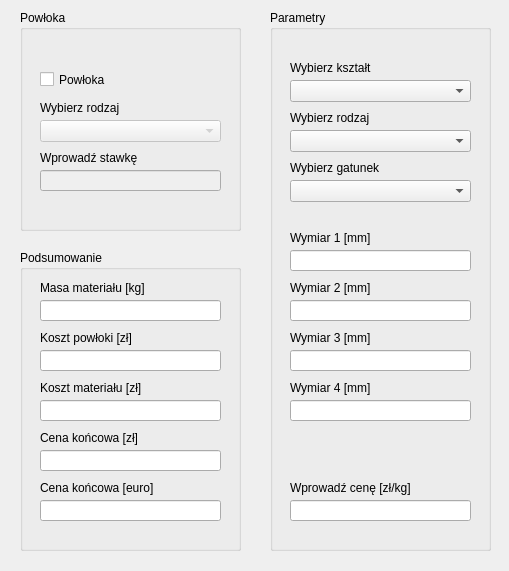
Old version of the form mainwindow.ui in the repository BushyAxis793/M-CALC.
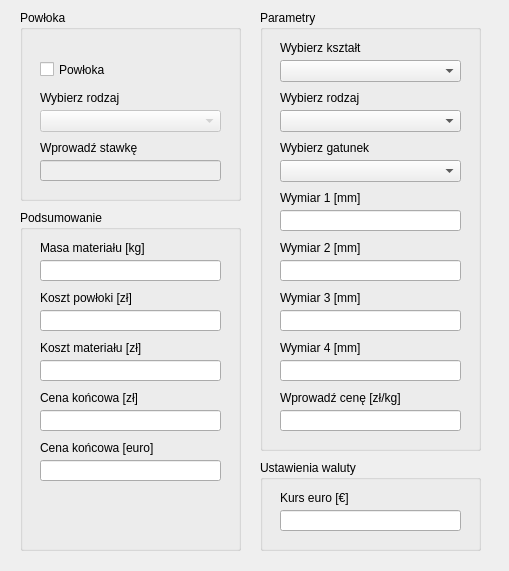
New version of the form.

Commit message:
8. Summary & Coating
+ Finished Summary calculations
+ Finished Coating calculations

```diff
--- a/mainwindow.ui
+++ b/mainwindow.ui
@@ -20,7 +20,7 @@
       <x>20</x>
       <y>10</y>
       <width>221</width>
-      <height>221</height>
+      <height>191</height>
      </rect>
     </property>
     <property name="title">
@@ -33,7 +33,7 @@
      <property name="geometry">
       <rect>
        <x>20</x>
-       <y>60</y>
+       <y>50</y>
        <width>181</width>
        <height>19</height>
       </rect>
@@ -46,7 +46,7 @@
      <property name="geometry">
       <rect>
        <x>20</x>
-       <y>90</y>
+       <y>80</y>
        <width>181</width>
        <height>16</height>
       </rect>
@@ -62,7 +62,7 @@
      <property name="geometry">
       <rect>
        <x>20</x>
-       <y>110</y>
+       <y>100</y>
        <width>181</width>
        <height>22</height>
       </rect>
@@ -72,7 +72,7 @@
      <property name="geometry">
       <rect>
        <x>20</x>
-       <y>140</y>
+       <y>130</y>
        <width>181</width>
        <height>16</height>
       </rect>
@@ -88,7 +88,7 @@
      <property name="geometry">
       <rect>
        <x>20</x>
-       <y>160</y>
+       <y>150</y>
        <width>181</width>
        <height>21</height>
       </rect>
@@ -99,9 +99,9 @@
     <property name="geometry">
      <rect>
       <x>20</x>
-      <y>250</y>
+      <y>210</y>
       <width>221</width>
-      <height>301</height>
+      <height>341</height>
      </rect>
     </property>
     <property name="title">
@@ -241,10 +241,10 @@
    <widget class="QGroupBox" name="paramsGroupBox">
     <property name="geometry">
      <rect>
-      <x>270</x>
+      <x>260</x>
       <y>10</y>
       <width>221</width>
-      <height>541</height>
+      <height>441</height>
      </rect>
     </property>
     <property name="title">
@@ -254,7 +254,7 @@
      <property name="geometry">
       <rect>
        <x>20</x>
-       <y>50</y>
+       <y>30</y>
        <width>181</width>
        <height>16</height>
       </rect>
@@ -267,7 +267,7 @@
      <property name="geometry">
       <rect>
        <x>20</x>
-       <y>70</y>
+       <y>50</y>
        <width>181</width>
        <height>22</height>
       </rect>
@@ -283,7 +283,7 @@
      <property name="geometry">
       <rect>
        <x>20</x>
-       <y>120</y>
+       <y>100</y>
        <width>181</width>
        <height>22</height>
       </rect>
@@ -293,7 +293,7 @@
      <property name="geometry">
       <rect>
        <x>20</x>
-       <y>100</y>
+       <y>80</y>
        <width>181</width>
        <height>16</height>
       </rect>
@@ -306,7 +306,7 @@
      <property name="geometry">
       <rect>
        <x>20</x>
-       <y>170</y>
+       <y>150</y>
        <width>181</width>
        <height>22</height>
       </rect>
@@ -319,7 +319,7 @@
      <property name="geometry">
       <rect>
        <x>20</x>
-       <y>150</y>
+       <y>130</y>
        <width>181</width>
        <height>16</height>
       </rect>
@@ -332,7 +332,7 @@
      <property name="geometry">
       <rect>
        <x>20</x>
-       <y>220</y>
+       <y>180</y>
        <width>181</width>
        <height>16</height>
       </rect>
@@ -345,7 +345,7 @@
      <property name="geometry">
       <rect>
        <x>20</x>
-       <y>240</y>
+       <y>200</y>
        <width>181</width>
        <height>21</height>
       </rect>
@@ -355,7 +355,7 @@
      <property name="geometry">
       <rect>
        <x>20</x>
-       <y>270</y>
+       <y>230</y>
        <width>181</width>
        <height>16</height>
       </rect>
@@ -368,7 +368,7 @@
      <property name="geometry">
       <rect>
        <x>20</x>
-       <y>290</y>
+       <y>250</y>
        <width>181</width>
        <height>21</height>
       </rect>
@@ -378,7 +378,7 @@
      <property name="geometry">
       <rect>
        <x>20</x>
-       <y>320</y>
+       <y>280</y>
        <width>181</width>
        <height>16</height>
       </rect>
@@ -391,7 +391,7 @@
      <property name="geometry">
       <rect>
        <x>20</x>
-       <y>340</y>
+       <y>300</y>
        <width>181</width>
        <height>21</height>
       </rect>
@@ -401,7 +401,7 @@
      <property name="geometry">
       <rect>
        <x>20</x>
-       <y>370</y>
+       <y>330</y>
        <width>181</width>
        <height>16</height>
       </rect>
@@ -414,17 +414,17 @@
      <property name="geometry">
       <rect>
        <x>20</x>
-       <y>390</y>
+       <y>350</y>
        <width>181</width>
        <height>21</height>
       </rect>
      </property>
     </widget>
-    <widget class="QLabel" name="materialPriceLabel">
+    <widget class="QLabel" name="euroRateLabel">
      <property name="geometry">
       <rect>
        <x>20</x>
-       <y>470</y>
+       <y>380</y>
        <width>181</width>
        <height>16</height>
       </rect>
@@ -437,13 +437,49 @@
      <property name="geometry">
       <rect>
        <x>20</x>
-       <y>490</y>
+       <y>400</y>
        <width>181</width>
        <height>21</height>
       </rect>
      </property>
     </widget>
    </widget>
+   <widget class="QGroupBox" name="euroRateGroupBox">
+    <property name="geometry">
+     <rect>
+      <x>260</x>
+      <y>460</y>
+      <width>221</width>
+      <height>91</height>
+     </rect>
+    </property>
+    <property name="title">
+     <string>Ustawienia waluty</string>
+    </property>
+    <widget class="QLineEdit" name="euroRateTextBox">
+     <property name="geometry">
+      <rect>
+       <x>20</x>
+       <y>50</y>
+       <width>181</width>
+       <height>21</height>
+      </rect>
+     </property>
+    </widget>
+    <widget class="QLabel" name="materialPriceLabel">
+     <property name="geometry">
+      <rect>
+       <x>20</x>
+       <y>30</y>
+       <width>181</width>
+       <height>16</height>
+      </rect>
+     </property>
+     <property name="text">
+      <string>Kurs euro [€]</string>
+     </property>
+    </widget>
+   </widget>
   </widget>
  </widget>
  <resources/>
```
The commit also changes 2 other files.
